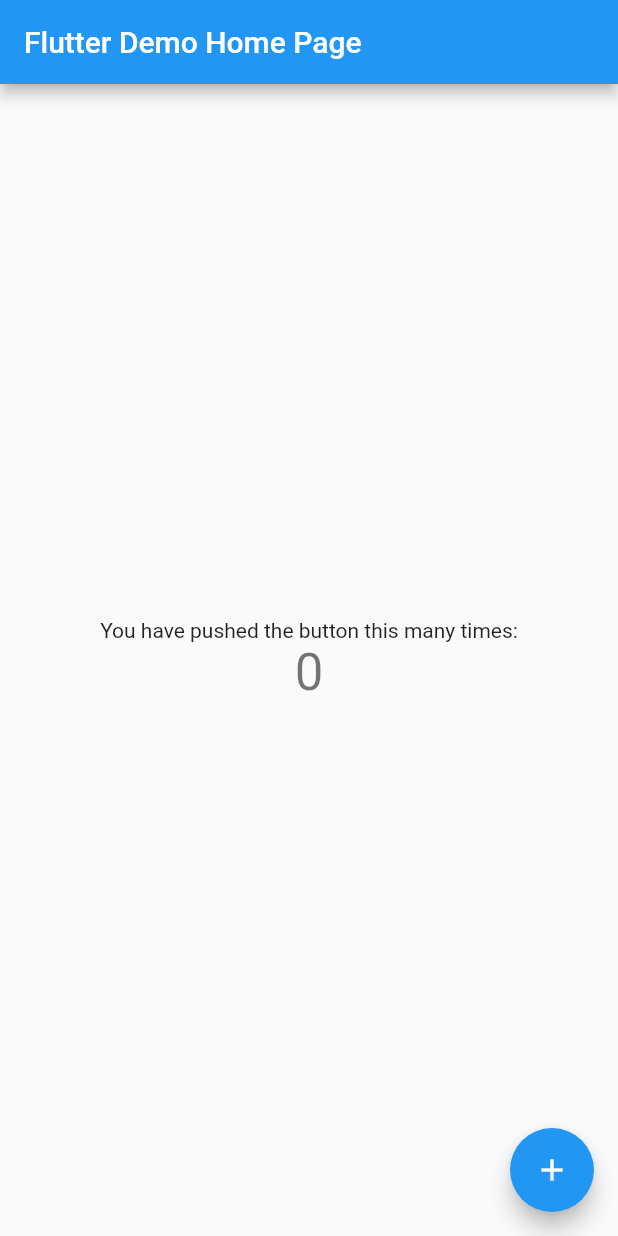
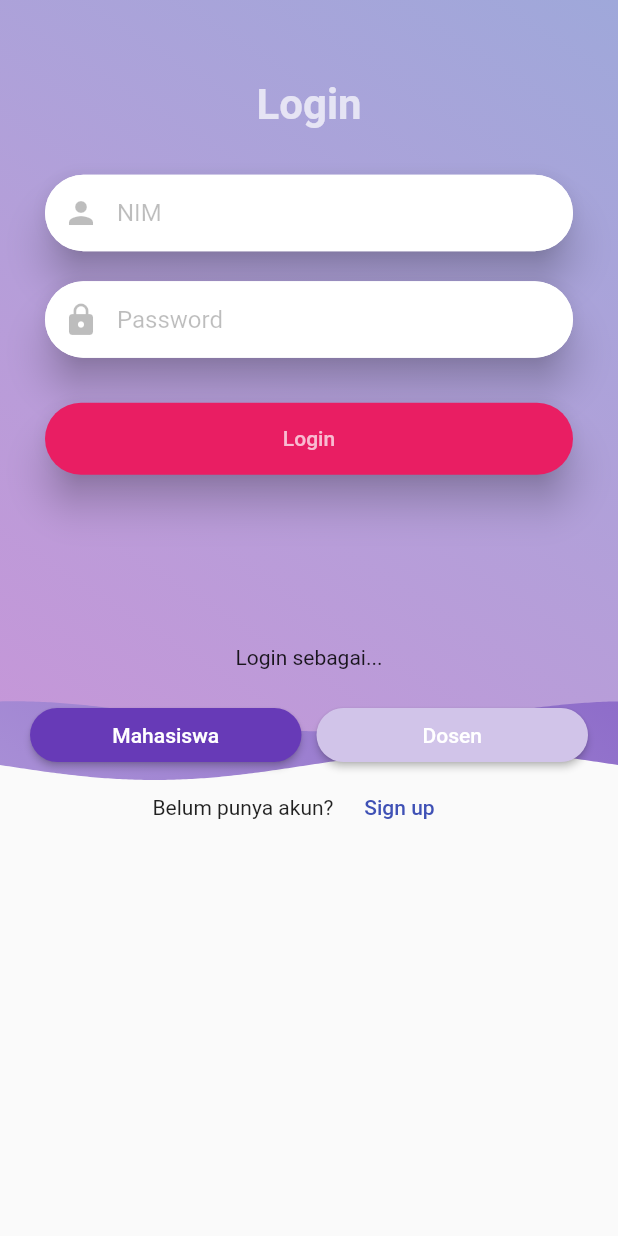
Before and after one commit to Fauzywahyudi/bimbingan_online, a Flutter app: the screen it shows after launch, on a phone screen of 412 x 824 dp. Run offline on Flutter 3.47's test engine with Material 2 defaults, Android fonts, the phone set to English and light mode, and no system bars; drawn by our look-alikes of wave.

Commit message:
add page login mahasiswa dan dosen #1

```diff
--- a/bimbingan_online/lib/main.dart
+++ b/bimbingan_online/lib/main.dart
@@ -1,3 +1,4 @@
+import 'package:bimbingan_online/views/login.dart';
 import 'package:flutter/material.dart';
 
 void main() {
@@ -5,113 +6,15 @@
 }
 
 class MyApp extends StatelessWidget {
-  // This widget is the root of your application.
   @override
   Widget build(BuildContext context) {
     return MaterialApp(
       title: 'Bimbingan Online',
       theme: ThemeData(
-        // This is the theme of your application.
-        //
-        // Try running your application with "flutter run". You'll see the
-        // application has a blue toolbar. Then, without quitting the app, try
-        // changing the primarySwatch below to Colors.green and then invoke
-        // "hot reload" (press "r" in the console where you ran "flutter run",
-        // or simply save your changes to "hot reload" in a Flutter IDE).
-        // Notice that the counter didn't reset back to zero; the application
-        // is not restarted.
         primarySwatch: Colors.blue,
-        // This makes the visual density adapt to the platform that you run
-        // the app on. For desktop platforms, the controls will be smaller and
-        // closer together (more dense) than on mobile platforms.
         visualDensity: VisualDensity.adaptivePlatformDensity,
       ),
-      home: MyHomePage(title: 'Flutter Demo Home Page'),
+      home: Login(),
     );
   }
 }
-
-class MyHomePage extends StatefulWidget {
-  MyHomePage({Key key, this.title}) : super(key: key);
-
-  // This widget is the home page of your application. It is stateful, meaning
-  // that it has a State object (defined below) that contains fields that affect
-  // how it looks.
-
-  // This class is the configuration for the state. It holds the values (in this
-  // case the title) provided by the parent (in this case the App widget) and
-  // used by the build method of the State. Fields in a Widget subclass are
-  // always marked "final".
-
-  final String title;
-
-  @override
-  _MyHomePageState createState() => _MyHomePageState();
-}
-
-class _MyHomePageState extends State<MyHomePage> {
-  int _counter = 0;
-
-  void _incrementCounter() {
-    setState(() {
-      // This call to setState tells the Flutter framework that something has
-      // changed in this State, which causes it to rerun the build method below
-      // so that the display can reflect the updated values. If we changed
-      // _counter without calling setState(), then the build method would not be
-      // called again, and so nothing would appear to happen.
-      _counter++;
-    });
-  }
-
-  @override
-  Widget build(BuildContext context) {
-    // This method is rerun every time setState is called, for instance as done
-    // by the _incrementCounter method above.
-    //
-    // The Flutter framework has been optimized to make rerunning build methods
-    // fast, so that you can just rebuild anything that needs updating rather
-    // than having to individually change instances of widgets.
-    return Scaffold(
-      appBar: AppBar(
-        // Here we take the value from the MyHomePage object that was created by
-        // the App.build method, and use it to set our appbar title.
-        title: Text(widget.title),
-      ),
-      body: Center(
-        // Center is a layout widget. It takes a single child and positions it
-        // in the middle of the parent.
-        child: Column(
-          // Column is also a layout widget. It takes a list of children and
-          // arranges them vertically. By default, it sizes itself to fit its
-          // children horizontally, and tries to be as tall as its parent.
-          //
-          // Invoke "debug painting" (press "p" in the console, choose the
-          // "Toggle Debug Paint" action from the Flutter Inspector in Android
-          // Studio, or the "Toggle Debug Paint" command in Visual Studio Code)
-          // to see the wireframe for each widget.
-          //
-          // Column has various properties to control how it sizes itself and
-          // how it positions its children. Here we use mainAxisAlignment to
-          // center the children vertically; the main axis here is the vertical
-          // axis because Columns are vertical (the cross axis would be
-          // horizontal).
-          mainAxisAlignment: MainAxisAlignment.center,
-          children: <Widget>[
-            Text(
-              'You have pushed the button this many times:',
-            ),
-            Text(
-              '$_counter',
-              style: Theme.of(context).textTheme.headline4,
-            ),
-          ],
-        ),
-      ),
-      floatingActionButton: FloatingActionButton(
-        onPressed: _incrementCounter,
-        tooltip: 'Increment',
-        child: Icon(Icons.add),
-      ), // This trailing comma makes auto-formatting nicer for build methods.
-    );
-  }
-}
--- /dev/null
+++ b/bimbingan_online/lib/models/page_login.dart
@@ -0,0 +1 @@
+enum PageLogin { isMahasiswa, isDosen }
--- /dev/null
+++ b/bimbingan_online/lib/views/login.dart
@@ -0,0 +1,231 @@
+import 'package:bimbingan_online/models/page_login.dart';
+import 'package:bimbingan_online/views/register.dart';
+import 'package:flutter/material.dart';
+import 'package:wave/config.dart';
+import 'package:wave/wave.dart';
+
+class Login extends StatefulWidget {
+  @override
+  _LoginState createState() => _LoginState();
+}
+
+class _LoginState extends State<Login> {
+  var _tecNim = TextEditingController();
+  var _tecPass = TextEditingController();
+  bool get _isMahasiswa => _pageLogin == PageLogin.isMahasiswa ? true : false;
+  PageLogin _pageLogin = PageLogin.isMahasiswa;
+
+  void _changePage(PageLogin page) {
+    if (page == PageLogin.isMahasiswa) {
+      if (!_isMahasiswa) {
+        setState(() {
+          _pageLogin = PageLogin.isMahasiswa;
+        });
+      }
+    } else {
+      if (_isMahasiswa) {
+        setState(() {
+          _pageLogin = PageLogin.isDosen;
+        });
+      }
+    }
+  }
+
+  @override
+  Widget build(BuildContext context) {
+    return Scaffold(
+      body: Stack(
+        children: <Widget>[
+          Container(
+            height: 650,
+            child: RotatedBox(
+              quarterTurns: 2,
+              child: WaveWidget(
+                config: CustomConfig(
+                  gradients: [
+                    [Colors.deepPurple, Colors.deepPurple.shade200],
+                    [Colors.indigo.shade200, Colors.purple.shade200],
+                  ],
+                  durations: [19440, 10800],
+                  heightPercentages: [0.20, 0.25],
+                  blur: MaskFilter.blur(BlurStyle.solid, 10),
+                  gradientBegin: Alignment.bottomLeft,
+                  gradientEnd: Alignment.topRight,
+                ),
+                waveAmplitude: 0,
+                size: Size(
+                  double.infinity,
+                  double.infinity,
+                ),
+              ),
+            ),
+          ),
+          ListView(
+            children: <Widget>[
+              Container(
+                height: 400,
+                child: Column(
+                  mainAxisAlignment: MainAxisAlignment.center,
+                  children: <Widget>[
+                    Text("Login",
+                        textAlign: TextAlign.center,
+                        style: TextStyle(
+                            color: Colors.white70,
+                            fontWeight: FontWeight.bold,
+                            fontSize: 28.0)),
+                    Card(
+                      margin: EdgeInsets.only(left: 30, right: 30, top: 30),
+                      elevation: 11,
+                      shape: RoundedRectangleBorder(
+                          borderRadius: BorderRadius.all(Radius.circular(40))),
+                      child: TextField(
+                        controller: _tecNim,
+                        decoration: InputDecoration(
+                            prefixIcon: Icon(
+                              Icons.person,
+                              color: Colors.black26,
+                            ),
+                            hintText: "${_isMahasiswa ? "NIM" : "NIDN"}",
+                            hintStyle: TextStyle(color: Colors.black26),
+                            filled: true,
+                            fillColor: Colors.white,
+                            border: OutlineInputBorder(
+                              borderSide: BorderSide.none,
+                              borderRadius:
+                                  BorderRadius.all(Radius.circular(40.0)),
+                            ),
+                            contentPadding: EdgeInsets.symmetric(
+                                horizontal: 20.0, vertical: 16.0)),
+                      ),
+                    ),
+                    Card(
+                      margin: EdgeInsets.only(left: 30, right: 30, top: 20),
+                      elevation: 11,
+                      shape: RoundedRectangleBorder(
+                          borderRadius: BorderRadius.all(Radius.circular(40))),
+                      child: TextField(
+                        controller: _tecPass,
+                        obscureText: true,
+                        decoration: InputDecoration(
+                            prefixIcon: Icon(
+                              Icons.lock,
+                              color: Colors.black26,
+                            ),
+                            hintText: "Password",
+                            hintStyle: TextStyle(
+                              color: Colors.black26,
+                            ),
+                            filled: true,
+                            fillColor: Colors.white,
+                            border: OutlineInputBorder(
+                              borderSide: BorderSide.none,
+                              borderRadius:
+                                  BorderRadius.all(Radius.circular(40.0)),
+                            ),
+                            contentPadding: EdgeInsets.symmetric(
+                                horizontal: 20.0, vertical: 16.0)),
+                      ),
+                    ),
+                    Container(
+                      width: double.infinity,
+                      padding: EdgeInsets.all(30.0),
+                      child: RaisedButton(
+                        padding: EdgeInsets.symmetric(vertical: 16.0),
+                        color: Colors.pink,
+                        onPressed: () {},
+                        elevation: 11,
+                        shape: RoundedRectangleBorder(
+                            borderRadius:
+                                BorderRadius.all(Radius.circular(40.0))),
+                        child: Text("Login",
+                            style: TextStyle(color: Colors.white70)),
+                      ),
+                    ),
+                    // Text("Forgot your password?",
+                    //     style: TextStyle(color: Colors.white))
+                  ],
+                ),
+              ),
+              SizedBox(
+                height: 30,
+              ),
+              Align(
+                alignment: Alignment.bottomCenter,
+                child: Column(
+                  mainAxisAlignment: MainAxisAlignment.end,
+                  children: <Widget>[
+                    Text("Login sebagai..."),
+                    SizedBox(
+                      height: 20.0,
+                    ),
+                    Row(
+                      children: <Widget>[
+                        SizedBox(
+                          width: 20.0,
+                        ),
+                        Expanded(
+                          child: RaisedButton(
+                            child: Text("Mahasiswa"),
+                            textColor: Colors.white,
+                            color: _isMahasiswa
+                                ? Colors.deepPurple
+                                : Colors.deepPurple[100],
+                            shape: RoundedRectangleBorder(
+                              borderRadius:
+                                  BorderRadius.all(Radius.circular(40)),
+                            ),
+                            onPressed: () => _changePage(PageLogin.isMahasiswa),
+                          ),
+                        ),
+                        SizedBox(
+                          width: 10.0,
+                        ),
+                        Expanded(
+                          child: RaisedButton(
+                            child: Text("Dosen"),
+                            textColor: Colors.white,
+                            color: !_isMahasiswa
+                                ? Colors.deepPurple
+                                : Colors.deepPurple[100],
+                            shape: RoundedRectangleBorder(
+                              borderRadius:
+                                  BorderRadius.all(Radius.circular(40)),
+                            ),
+                            onPressed: () => _changePage(PageLogin.isDosen),
+                          ),
+                        ),
+                        SizedBox(
+                          width: 20.0,
+                        ),
+                      ],
+                    ),
+                    _isMahasiswa
+                        ? Row(
+                            mainAxisAlignment: MainAxisAlignment.center,
+                            children: <Widget>[
+                              Text("Belum punya akun?"),
+                              FlatButton(
+                                child: Text("Sign up"),
+                                textColor: Colors.indigo,
+                                onPressed: () => Navigator.push(
+                                  context,
+                                  MaterialPageRoute(
+                                    builder: (context) => Register(
+                                      pageLogin: PageLogin.isMahasiswa,
+                                    ),
+                                  ),
+                                ),
+                              )
+                            ],
+                          )
+                        : Container()
+                  ],
+                ),
+              )
+            ],
+          ),
+        ],
+      ),
+    );
+  }
+}
```
Also changed, not shown: bimbingan_online/lib/views/register.dart (added, +166 -0 lines), bimbingan_online/pubspec.yaml (+7 -0 lines), bimbingan_online/pubspec.lock.
